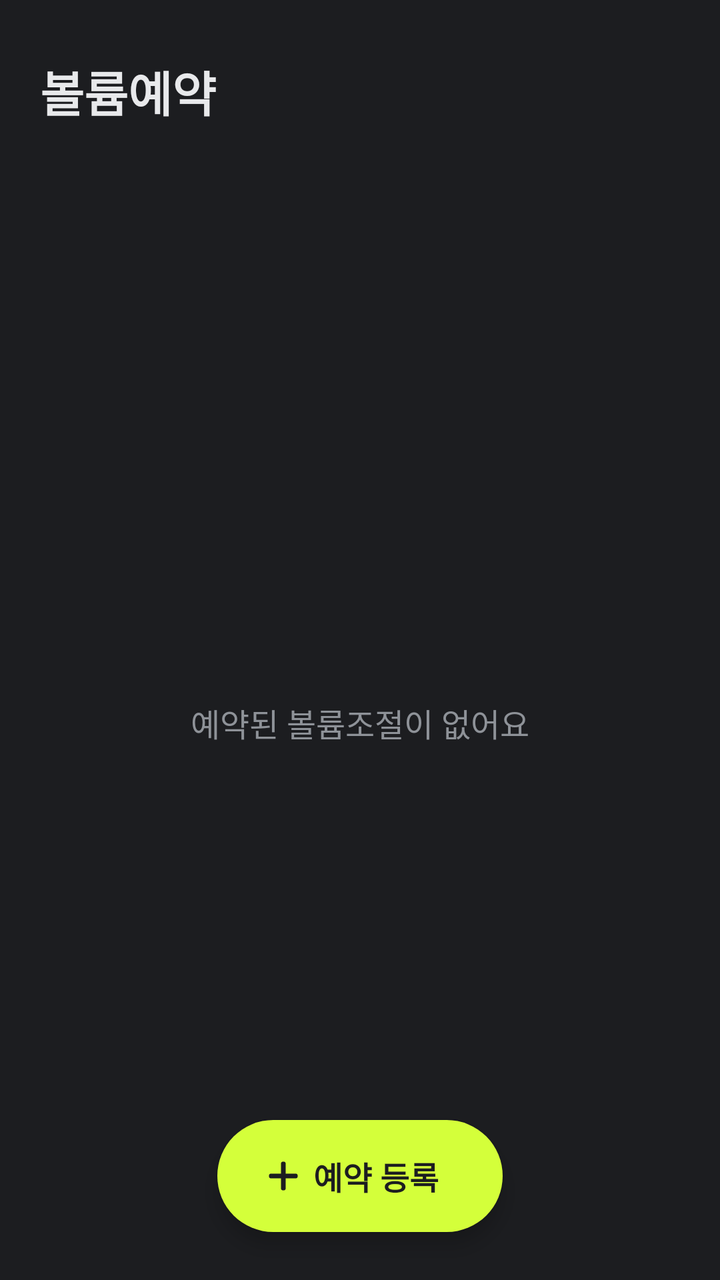
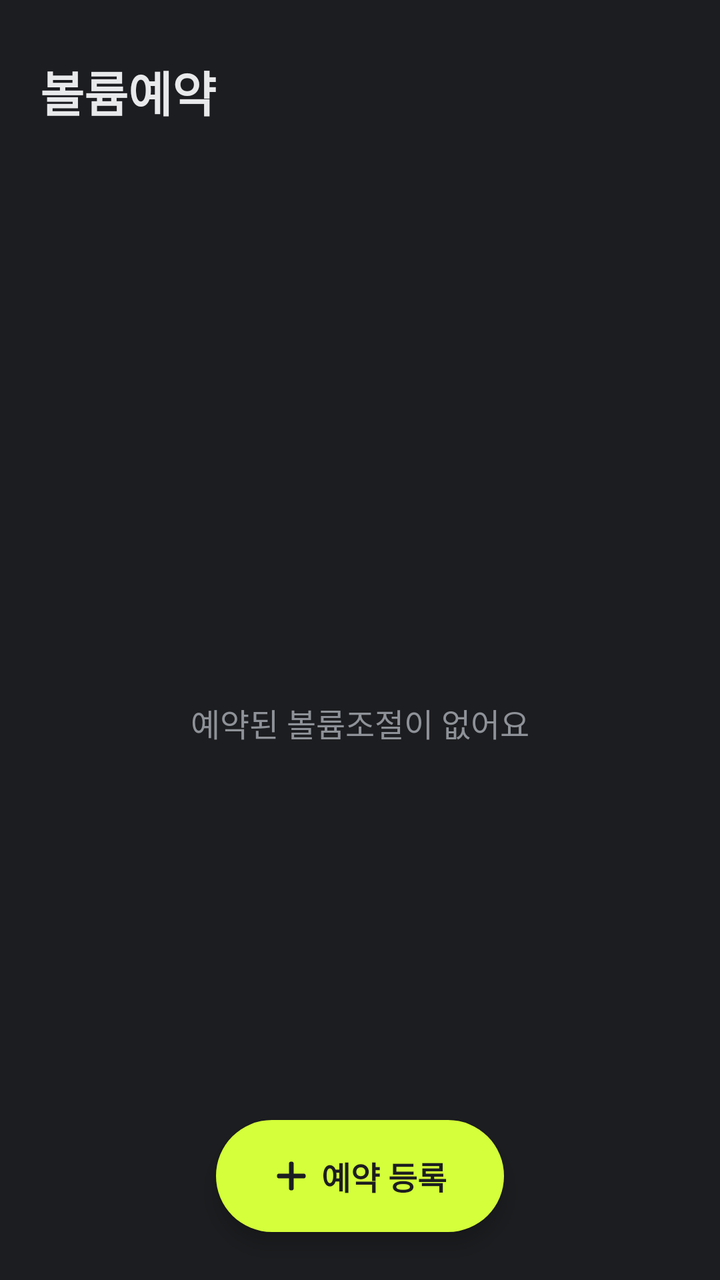

Compare the two renders of this Android layout. The source of the first and the diff that turns it into the second are given below.
<!-- AndroidManifest.xml: application theme AppTheme -->
<!-- res/layout/activity_main.xml -->
<?xml version="1.0" encoding="utf-8"?>
<FrameLayout xmlns:android="http://schemas.android.com/apk/res/android"
    android:layout_width="match_parent"
    android:layout_height="match_parent">

    <LinearLayout
        android:layout_width="match_parent"
        android:layout_height="match_parent"
        android:orientation="vertical">

        <TextView
            android:layout_width="match_parent"
            android:layout_height="wrap_content"
            android:paddingHorizontal="20dp"
            android:paddingTop="28dp"
            android:paddingBottom="20dp"
            android:text="볼륨예약"
            android:textColor="@color/text_primary"
            android:textSize="24sp"
            android:textStyle="bold" />

        <FrameLayout
            android:layout_width="match_parent"
            android:layout_height="0dp"
            android:layout_weight="1">

            
            <ScrollView
                android:layout_width="match_parent"
                android:layout_height="match_parent"
                android:paddingHorizontal="20dp"
                android:scrollbarStyle="outsideOverlay">

                
                <LinearLayout
                    android:id="@+id/list"
                    android:layout_width="match_parent"
                    android:layout_height="wrap_content"
                    android:orientation="vertical"
                    android:paddingBottom="104dp" />
            </ScrollView>

            <TextView
                android:id="@+id/empty"
                android:layout_width="wrap_content"
                android:layout_height="wrap_content"
                android:layout_gravity="center"
                android:text="예약된 볼륨조절이 없어요"
                android:textColor="@color/text_secondary"
                android:textSize="16sp" />
        </FrameLayout>
    </LinearLayout>

    <Button
        android:id="@+id/add"
        android:layout_width="wrap_content"
        android:layout_height="56dp"
        android:layout_gravity="bottom|center_horizontal"
        android:layout_marginBottom="24dp"
        android:background="@drawable/bg_key_button"
        android:drawableStart="@drawable/ic_plus"
        android:drawablePadding="6dp"
        android:elevation="6dp"
        android:paddingStart="24dp"
        android:paddingEnd="32dp"
        android:stateListAnimator="@null"
        android:text="예약 등록"
        android:textColor="@color/on_key"
        android:textSize="16sp"
        android:textStyle="bold" />
</FrameLayout>
<!-- resources referenced by this layout -->
<resources>
  <color name="on_key">#1C1D20</color>
  <color name="text_primary">#E8E9EB</color>
  <color name="text_secondary">#8E9298</color>
  <color name="key">#D4FF3A</color>
  <color name="bg">#1C1D20</color>
  <color name="surface">#2A2C30</color>
  <style name="PillButton.Key">
          <item name="android:background">@drawable/bg_key_button</item>
          <item name="android:textColor">@color/on_key</item>
      </style>
  <color name="surface_high">#3A3C41</color>
  <!-- unchanged entries left out for length: 8 -->
</resources>

<!-- the commit's change to res/layout/activity_main.xml (unified diff, before → after) -->
@@ -8,16 +8,64 @@
         android:layout_height="match_parent"
         android:orientation="vertical">
 
-        <TextView
+        
+        <FrameLayout
             android:layout_width="match_parent"
-            android:layout_height="wrap_content"
-            android:paddingHorizontal="20dp"
-            android:paddingTop="28dp"
-            android:paddingBottom="20dp"
-            android:text="볼륨예약"
-            android:textColor="@color/text_primary"
-            android:textSize="24sp"
-            android:textStyle="bold" />
+            android:layout_height="wrap_content">
+
+            <TextView
+                android:id="@+id/title"
+                android:layout_width="match_parent"
+                android:layout_height="wrap_content"
+                android:paddingHorizontal="20dp"
+                android:paddingTop="28dp"
+                android:paddingBottom="20dp"
+                android:text="볼륨예약"
+                android:textColor="@color/text_primary"
+                android:textSize="24sp"
+                android:textStyle="bold" />
+
+            
+            <LinearLayout
+                android:id="@+id/selection_bar"
+                android:layout_width="match_parent"
+                android:layout_height="match_parent"
+                android:gravity="center_vertical"
+                android:orientation="horizontal"
+                android:paddingStart="44dp"
+                android:paddingTop="8dp"
+                android:paddingEnd="32dp"
+                android:visibility="gone">
+
+                <CheckBox
+                    android:id="@+id/select_all"
+                    style="@style/RoundCheck"
+                    android:layout_width="wrap_content"
+                    android:layout_height="wrap_content"
+                    android:paddingStart="8dp"
+                    android:text="전체"
+                    android:textColor="@color/text_secondary"
+                    android:textSize="16sp"
+                    android:textStyle="bold" />
+
+                <View
+                    android:layout_width="0dp"
+                    android:layout_height="0dp"
+                    android:layout_weight="1" />
+
+                
+                <TextView
+                    android:id="@+id/cancel"
+                    android:layout_width="wrap_content"
+                    android:layout_height="wrap_content"
+                    android:background="?android:attr/selectableItemBackgroundBorderless"
+                    android:padding="12dp"
+                    android:text="취소"
+                    android:textColor="@color/text_primary"
+                    android:textSize="16sp"
+                    android:textStyle="bold" />
+            </LinearLayout>
+        </FrameLayout>
 
         <FrameLayout
             android:layout_width="match_parent"
@@ -51,21 +99,37 @@
         </FrameLayout>
     </LinearLayout>
 
-    <Button
+    
+    <LinearLayout
         android:id="@+id/add"
-        android:layout_width="wrap_content"
-        android:layout_height="56dp"
-        android:layout_gravity="bottom|center_horizontal"
-        android:layout_marginBottom="24dp"
-        android:background="@drawable/bg_key_button"
-        android:drawableStart="@drawable/ic_plus"
-        android:drawablePadding="6dp"
-        android:elevation="6dp"
-        android:paddingStart="24dp"
-        android:paddingEnd="32dp"
-        android:stateListAnimator="@null"
-        android:text="예약 등록"
-        android:textColor="@color/on_key"
-        android:textSize="16sp"
-        android:textStyle="bold" />
+        style="@style/FloatingPill"
+        android:background="@drawable/bg_key_button">
+
+        <ImageView
+            android:layout_width="wrap_content"
+            android:layout_height="wrap_content"
+            android:importantForAccessibility="no"
+            android:src="@drawable/ic_plus" />
+
+        <TextView
+            style="@style/FloatingPillText"
+            android:text="예약 등록" />
+    </LinearLayout>
+
+    <LinearLayout
+        android:id="@+id/delete"
+        style="@style/FloatingPill"
+        android:background="@drawable/bg_light_button"
+        android:visibility="gone">
+
+        <ImageView
+            android:layout_width="wrap_content"
+            android:layout_height="wrap_content"
+            android:importantForAccessibility="no"
+            android:src="@drawable/ic_delete" />
+
+        <TextView
+            style="@style/FloatingPillText"
+            android:text="삭제" />
+    </LinearLayout>
 </FrameLayout>
<!-- resource entries referenced after the edit -->
@@ -1,8 +1,91 @@
 <!-- resources referenced by this layout -->
 <resources>
   <color name="on_key">#1C1D20</color>
+  <!-- drawable btn_round_check (drawable) -->
+  <?xml version="1.0" encoding="utf-8"?>
+  <selector xmlns:android="http://schemas.android.com/apk/res/android">
+      <item android:state_checked="true">
+          <vector
+              android:width="24dp"
+              android:height="24dp"
+              android:viewportWidth="24"
+              android:viewportHeight="24">
+              <path
+                  android:fillColor="@color/key"
+                  android:pathData="M12,2a10,10 0 1,0 0,20a10,10 0 1,0 0,-20z" />
+              <path
+                  android:pathData="M7.5,12.5 L10.5,15.5 L16.5,9"
+                  android:strokeWidth="2.2"
+                  android:strokeColor="@color/on_key"
+                  android:strokeLineCap="round"
+                  android:strokeLineJoin="round" />
+          </vector>
+      </item>
+      <item>
+          <vector
+              android:width="24dp"
+              android:height="24dp"
+              android:viewportWidth="24"
+              android:viewportHeight="24">
+              <path
+                  android:pathData="M12,3a9,9 0 1,0 0,18a9,9 0 1,0 0,-18z"
+                  android:strokeWidth="1.8"
+                  android:strokeColor="@color/text_secondary" />
+          </vector>
+      </item>
+  </selector>
   <color name="text_primary">#E8E9EB</color>
   <color name="text_secondary">#8E9298</color>
+  <!-- drawable bg_light_button (drawable) -->
+  <?xml version="1.0" encoding="utf-8"?>
+  <ripple xmlns:android="http://schemas.android.com/apk/res/android"
+      android:color="#33000000">
+      <item>
+          <shape android:shape="rectangle">
+              <corners android:radius="28dp" />
+              <solid android:color="@color/light_button" />
+          </shape>
+      </item>
+  </ripple>
+  <!-- drawable ic_delete (drawable) -->
+  <?xml version="1.0" encoding="utf-8"?>
+  <vector xmlns:android="http://schemas.android.com/apk/res/android"
+      android:width="20dp"
+      android:height="20dp"
+      android:viewportWidth="24"
+      android:viewportHeight="24">
+      <path
+          android:pathData="M3,6h18 M19,6v14c0,1 -1,2 -2,2H7c-1,0 -2,-1 -2,-2V6 M8,6V4c0,-1 1,-2 2,-2h4c1,0 2,1 2,2v2 M10,11v6 M14,11v6"
+          android:strokeWidth="2"
+          android:strokeColor="@color/on_key"
+          android:strokeLineCap="round"
+          android:strokeLineJoin="round" />
+  </vector>
+  <style name="FloatingPill">
+          <item name="android:layout_width">wrap_content</item>
+          <item name="android:layout_height">56dp</item>
+          <item name="android:layout_gravity">bottom|center_horizontal</item>
+          <item name="android:layout_marginBottom">24dp</item>
+          <item name="android:minWidth">144dp</item>
+          <item name="android:paddingHorizontal">24dp</item>
+          <item name="android:orientation">horizontal</item>
+          <item name="android:gravity">center</item>
+          <item name="android:elevation">6dp</item>
+          <item name="android:clickable">true</item>
+          <item name="android:focusable">true</item>
+      </style>
+  <style name="FloatingPillText">
+          <item name="android:layout_width">wrap_content</item>
+          <item name="android:layout_height">wrap_content</item>
+          <item name="android:layout_marginStart">6dp</item>
+          <item name="android:textColor">@color/on_key</item>
+          <item name="android:textSize">16sp</item>
+          <item name="android:textStyle">bold</item>
+      </style>
+  <style name="RoundCheck">
+          <item name="android:button">@drawable/btn_round_check</item>
+          <item name="android:background">@null</item>
+      </style>
   <color name="key">#D4FF3A</color>
   <color name="bg">#1C1D20</color>
   <color name="surface">#2A2C30</color>
